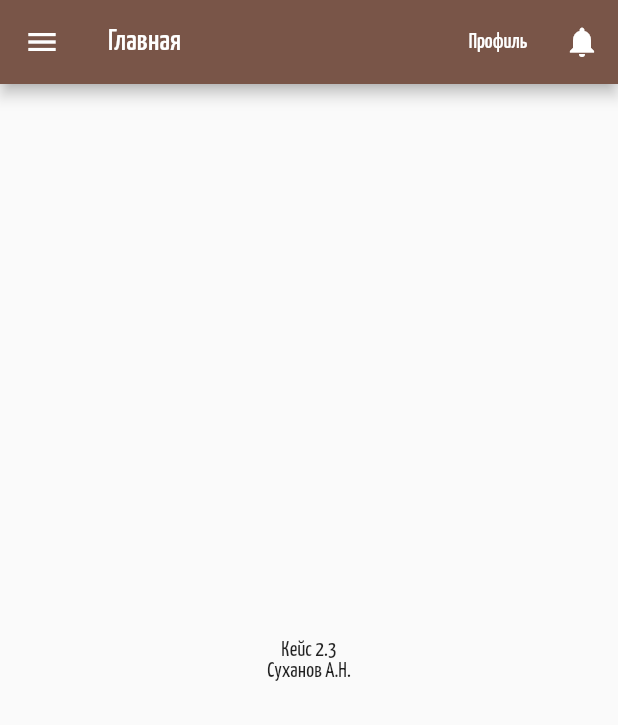
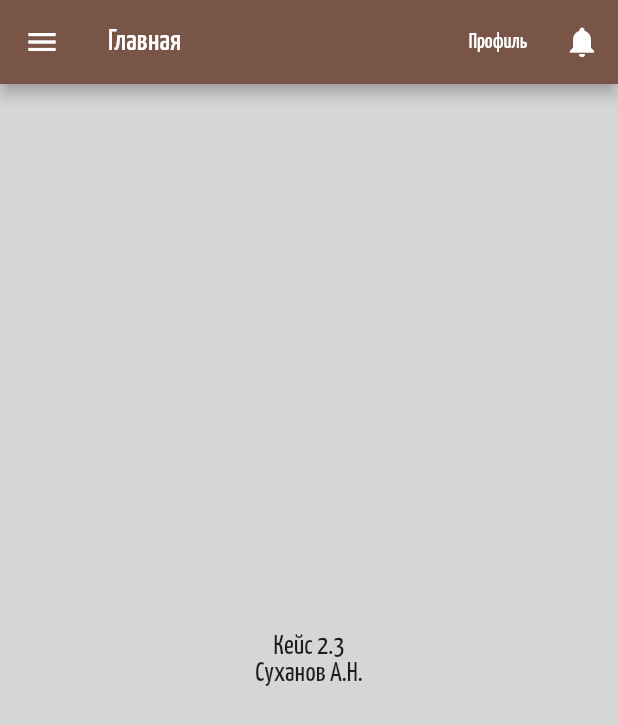
Before and after one commit to YriiBlackMsk/pizza-1, a Flutter app: the MainScreen screen opened directly, on a phone screen of 412 x 824 dp. Shown: the top 725 px of the screen. Run offline on Flutter 3.47's test engine with Material 2 defaults, Android fonts, the phone set to English and light mode, and no system bars; our stand-ins replace syncfusion_flutter_sliders; missing offline and left inert: sliding_switch.

```diff
--- a/lib/theme.dart
+++ b/lib/theme.dart
@@ -1,20 +1,28 @@
 import 'package:flutter/material.dart';
 
-const Color bgColor = Color.fromRGBO(200, 200, 200, 0.75);
+//const Color bgColor = Color.fromRGBO(200, 200, 200, 0.75);
 
 ThemeData globalTheme() => ThemeData(
   fontFamily: 'Yanone',
-  splashColor: const Color.fromRGBO(206, 188, 160, 1),
-
+  primaryColor: Colors.brown,
+  backgroundColor: const Color.fromRGBO(206, 188, 160, 1),
+  splashColor: const Color.fromRGBO(206, 206, 206, 1),
+  canvasColor: const Color.fromRGBO(200, 200, 200, 0.75),
   colorScheme: ColorScheme.fromSwatch(
     brightness: Brightness.light,
     primarySwatch: Colors.brown,
   ).copyWith(
 
-    secondary: Colors.grey,
+    secondary: Colors.grey.shade600,
   ),
 
-  textTheme: TextTheme(
+  textTheme: const TextTheme(
+    bodyText1: TextStyle(
+      fontSize: 18,
+    ),
+    bodyText2: TextStyle(
+      fontSize: 18,
+    ),
     headline3: TextStyle(
         fontSize: 48,
         fontFamily: 'Amatic',
```
Also changed, not shown: lib/case-2-2-pizza.dart (+27 -19 lines), 1 other file.
